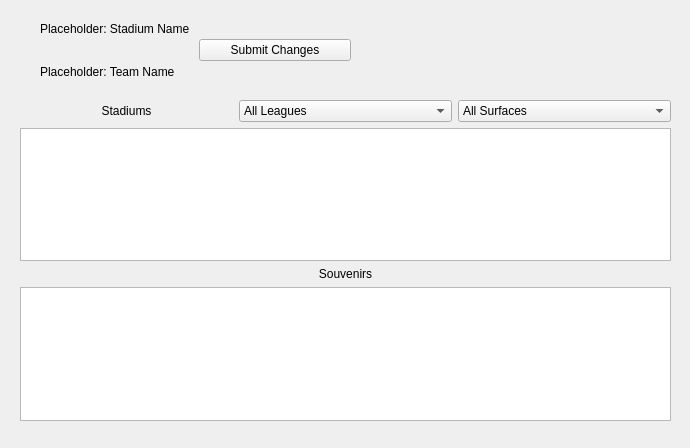
This is src/form/stadiumdetails.ui in home-run/subtle-cosmic-moose as Qt 5 draws it before an edit. The edited form follows.
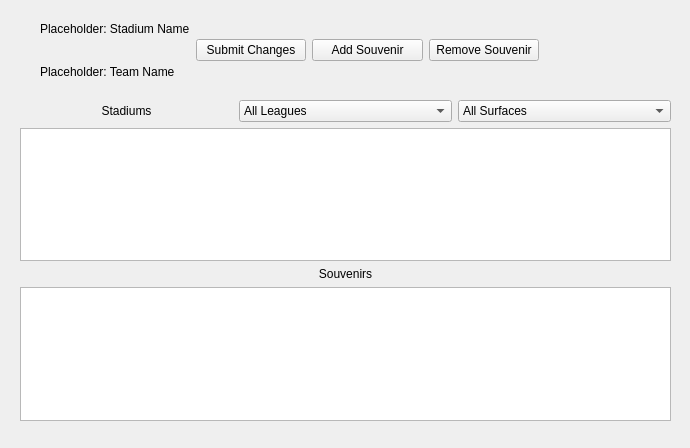
This is the edited form.

Commit message: [#17] add add/remove souvenir button and make submit changes do stuff

What changed in the file:
```diff
--- a/src/form/stadiumdetails.ui
+++ b/src/form/stadiumdetails.ui
@@ -103,7 +103,7 @@
     <rect>
      <x>40</x>
      <y>10</y>
-     <width>311</width>
+     <width>499</width>
      <height>80</height>
     </rect>
    </property>
@@ -133,6 +133,20 @@
       </property>
      </widget>
     </item>
+    <item>
+     <widget class="QPushButton" name="stadiumDetails_admin_addSouvenir">
+      <property name="text">
+       <string>Add Souvenir</string>
+      </property>
+     </widget>
+    </item>
+    <item>
+     <widget class="QPushButton" name="stadiumDetails_admin_removeSouvenir">
+      <property name="text">
+       <string>Remove Souvenir</string>
+      </property>
+     </widget>
+    </item>
    </layout>
   </widget>
  </widget>
```
The commit also changes 2 other files.
